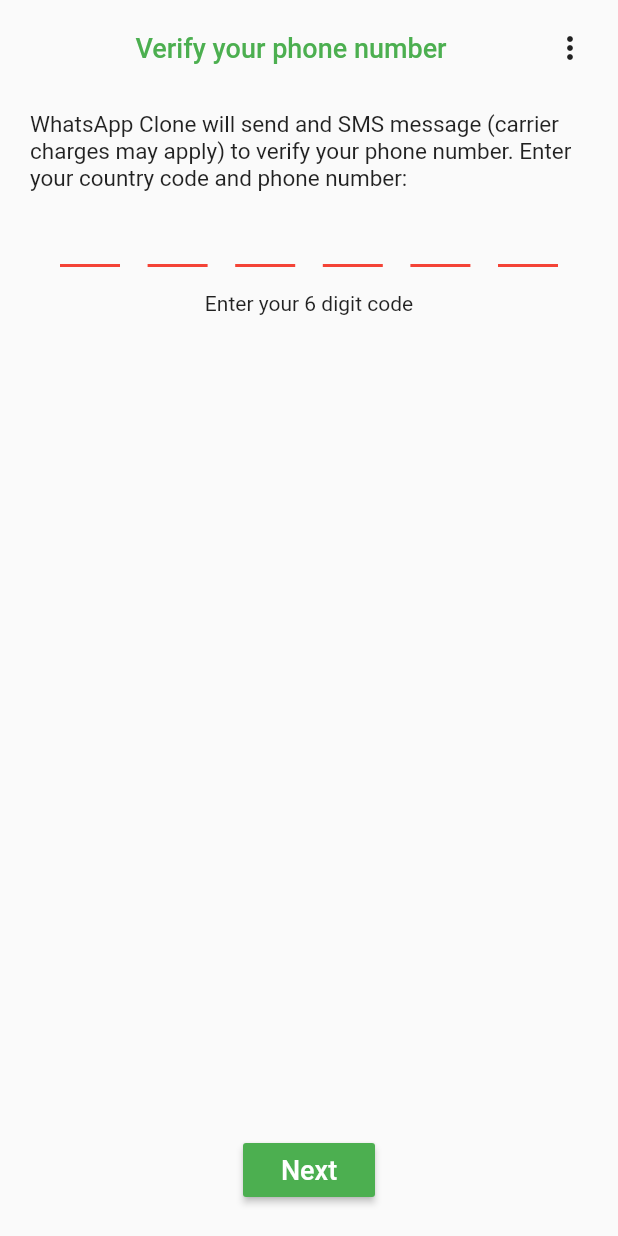
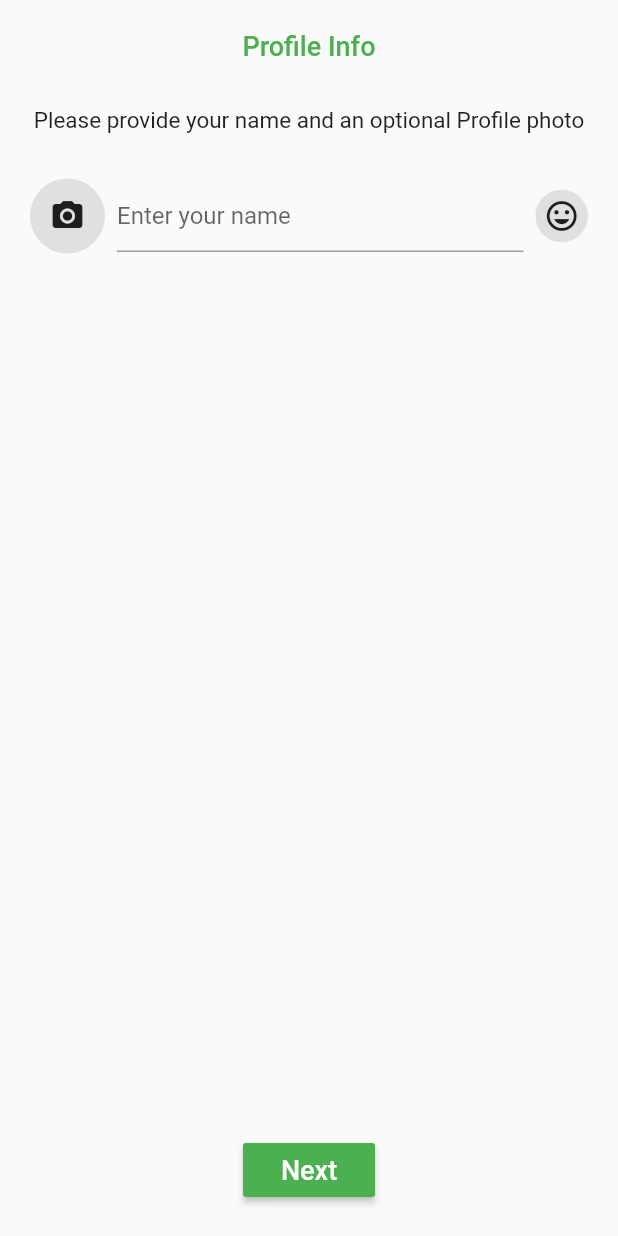
Before and after one commit to GhassenAB/whatsApp_clone, a Flutter app: the PhoneVerificationPage screen opened directly, after a tap on "Next", on a phone screen of 412 x 824 dp. Run offline on Flutter 3.47's test engine with Material 2 defaults, Android fonts, the phone set to English and light mode, and no system bars; drawn by our look-alikes of pin_code_fields; missing offline and left inert: country_pickers.

Commit message:
Set Initial Profile Page added

```diff
--- a/lib/presentation/pages/phone_verification_page.dart
+++ b/lib/presentation/pages/phone_verification_page.dart
@@ -1,5 +1,6 @@
 import 'package:flutter/material.dart';
 import 'package:pin_code_fields/pin_code_fields.dart';
+import 'package:whatsapp_clone/presentation/presentation.dart';
 import 'package:whatsapp_clone/presentation/widgets/theme/style.dart';
 
 class PhoneVerificationPage extends StatefulWidget {
@@ -51,7 +52,14 @@ class _PhoneVerificationPageState extends State<PhoneVerificationPage> {
                   alignment: Alignment.bottomCenter,
                   child: MaterialButton(
                     color: greenColor,
-                    onPressed: () {},
+                    onPressed: () {
+                      Navigator.push(
+                        context,
+                        MaterialPageRoute(
+                          builder: (_) => SetInitialProfilePage(),
+                        ),
+                      );
+                    },
                     child: Text(
                       "Next",
                       style: TextStyle(
--- /dev/null
+++ b/lib/presentation/pages/set_initial_profile_page.dart
@@ -0,0 +1,108 @@
+import 'package:flutter/material.dart';
+import 'package:whatsapp_clone/presentation/widgets/theme/style.dart';
+
+class SetInitialProfilePage extends StatefulWidget {
+  @override
+  _SetInitialProfilePageState createState() => _SetInitialProfilePageState();
+}
+
+class _SetInitialProfilePageState extends State<SetInitialProfilePage> {
+  TextEditingController _nameController = TextEditingController();
+  @override
+  Widget build(BuildContext context) {
+    return Scaffold(
+      body: SafeArea(
+        child: Container(
+          margin: const EdgeInsets.symmetric(horizontal: 20.0, vertical: 20.0),
+          child: Column(
+            children: [
+              Text(
+                'Profile Info',
+                style: TextStyle(
+                  fontSize: 18.0,
+                  color: greenColor,
+                  fontWeight: FontWeight.w500,
+                ),
+              ),
+              SizedBox(
+                height: 30,
+              ),
+              Text(
+                "Please provide your name and an optional Profile photo",
+                textAlign: TextAlign.center,
+                style: TextStyle(
+                  fontSize: 15,
+                ),
+              ),
+              SizedBox(
+                height: 30,
+              ),
+              _rowWidget(),
+              Expanded(
+                child: Align(
+                  alignment: Alignment.bottomCenter,
+                  child: MaterialButton(
+                    color: greenColor,
+                    onPressed: () {},
+                    child: Text(
+                      "Next",
+                      style: TextStyle(
+                        fontSize: 18,
+                        color: Colors.white,
+                      ),
+                    ),
+                  ),
+                ),
+              )
+            ],
+          ),
+        ),
+      ),
+    );
+  }
+
+  Widget _rowWidget() {
+    return Container(
+      child: Row(
+        children: <Widget>[
+          Container(
+            width: 50,
+            height: 50,
+            decoration: BoxDecoration(
+                color: textIconColorGray,
+                borderRadius: BorderRadius.all(Radius.circular(25))),
+            child: Icon(Icons.camera_alt),
+          ),
+          SizedBox(
+            width: 8,
+          ),
+          Expanded(
+            child: TextField(
+              controller: _nameController,
+              decoration: InputDecoration(
+                hintText: "Enter your name",
+              ),
+            ),
+          ),
+          SizedBox(
+            width: 8.0,
+          ),
+          Container(
+            width: 35,
+            height: 35,
+            decoration: BoxDecoration(
+                color: textIconColorGray,
+                borderRadius: BorderRadius.all(Radius.circular(25))),
+            child: Icon(Icons.insert_emoticon),
+          )
+        ],
+      ),
+    );
+  }
+
+  @override
+  void dispose() {
+    _nameController.dispose();
+    super.dispose();
+  }
+}
--- a/lib/presentation/presentation.dart
+++ b/lib/presentation/presentation.dart
@@ -6,3 +6,4 @@ export 'screens/welcome_screen.dart';
 
 //Pages
 export 'pages/phone_verification_page.dart';
+export 'pages/set_initial_profile_page.dart';
```
